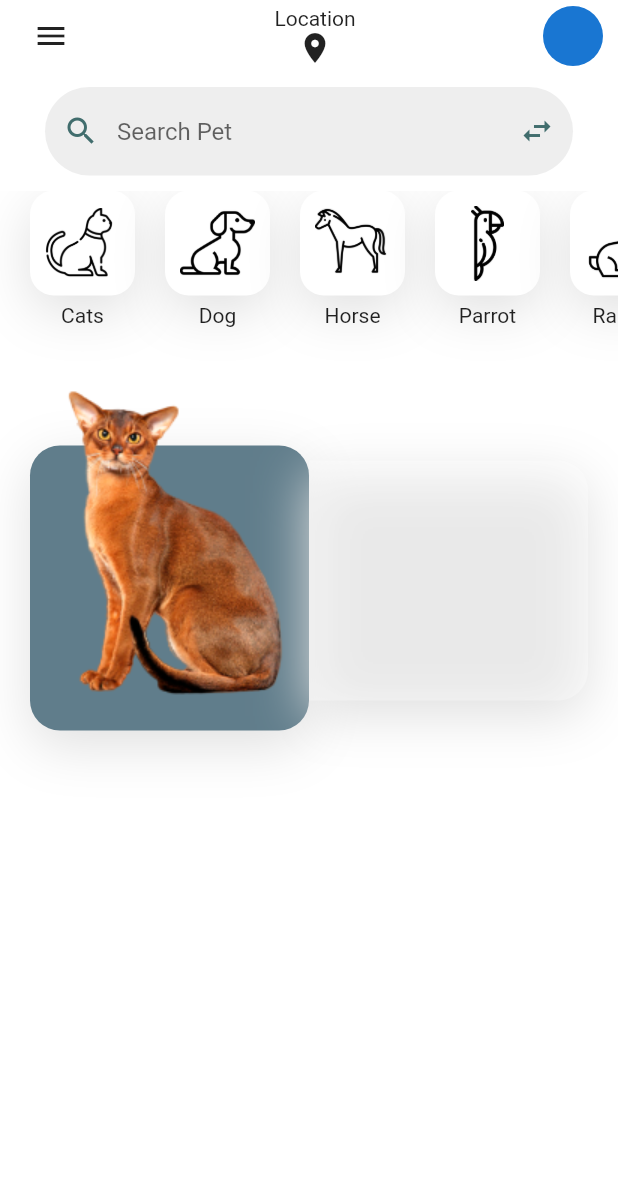
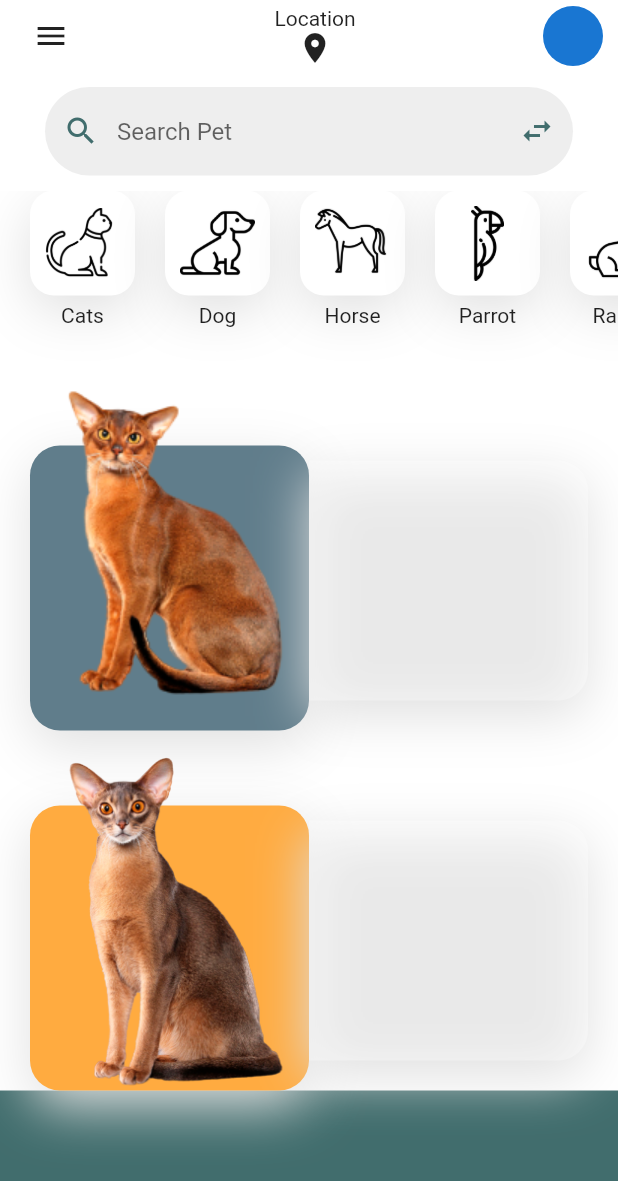
Before and after one commit to PatrickChow0803/Pet_Adoption, a Flutter app: the screen it shows after launch, on a phone screen of 412 x 824 dp. Shown: the top 1181 px of the screen. Run offline on Flutter 3.47's test engine with Material 2 defaults, Android fonts, the phone set to English and light mode, and no system bars.

Commit message:
Home screen is now scrollable. Finished with the homer screen.

```diff
--- a/lib/screens/home_screen.dart
+++ b/lib/screens/home_screen.dart
@@ -20,6 +20,7 @@ class _HomeScreenState extends State<HomeScreen> {
       duration: Duration(milliseconds: 300),
       color: Colors.white,
       child: SafeArea(
+        child: SingleChildScrollView(
           child: Column(
             children: [
               Container(
@@ -156,11 +157,48 @@ class _HomeScreenState extends State<HomeScreen> {
                             borderRadius: BorderRadius.only(
                                 topRight: Radius.circular(20), bottomRight: Radius.circular(20))),
                       ),
+                    ),
+                  ],
+                ),
+              ),
+              Container(
+                height: 240,
+                margin: EdgeInsets.symmetric(horizontal: 20.0),
+                child: Row(
+                  children: [
+                    Expanded(
+                      child: Stack(
+                        children: [
+                          Container(
+                            decoration: BoxDecoration(
+                              color: Colors.orangeAccent,
+                              borderRadius: BorderRadius.circular(20),
+                              boxShadow: listShadow,
+                            ),
+                            // makes the image go out of the container
+                            margin: EdgeInsets.only(top: 50),
+                          ),
+                          Align(
+                            child: Image.asset('images/pet-cat2.png'),
                           )
                         ],
                       ),
-            )
+                    ),
+                    Expanded(
+                      child: Container(
+                        margin: EdgeInsets.only(top: 60, bottom: 20),
+                        decoration: BoxDecoration(
+                            color: Colors.white30,
+                            boxShadow: listShadow,
+                            borderRadius: BorderRadius.only(
+                                topRight: Radius.circular(20), bottomRight: Radius.circular(20))),
+                      ),
+                    ),
                   ],
+                ),
+              ),
+            ],
+          ),
         ),
       ),
     );
```
Lines whose indentation alone changed are shown as unchanged.
